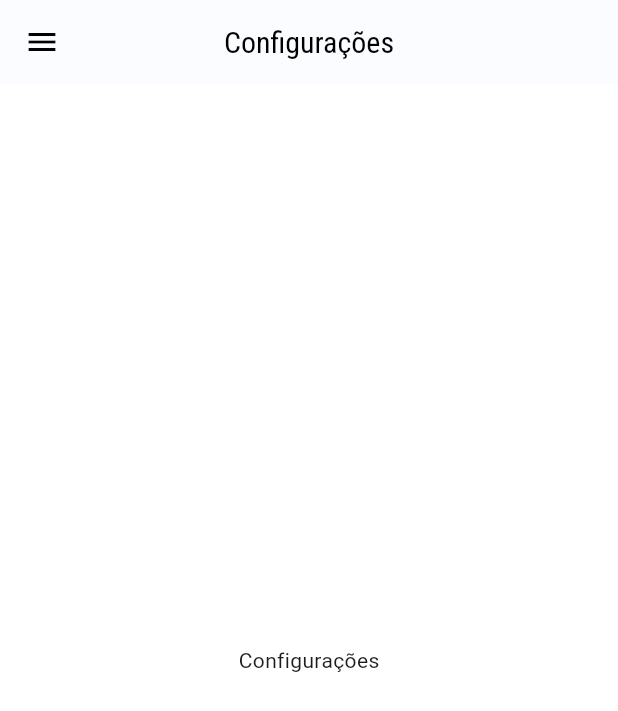
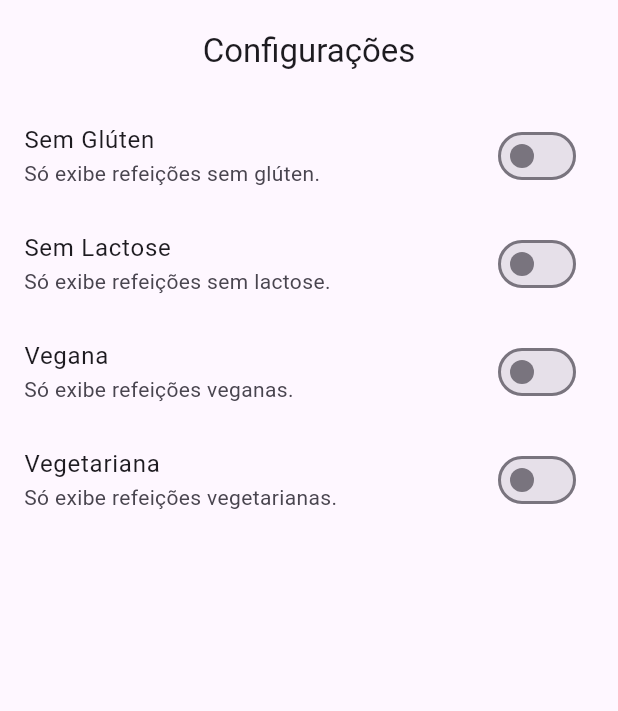
Before and after one commit to GoedertDalmolin/meals, a Flutter app: the screen it shows after launch, in the side drawer, after a tap on "Configurações", on a phone screen of 412 x 824 dp. Shown: the top 711 px of the screen. Run offline on Flutter 3.47's test engine with Material 3 defaults, Android fonts, the phone set to English and light mode, and no system bars; our stand-ins replace google_fonts.

Commit message:
Creating settings screen for data filtering.

```diff
--- a/lib/components/main_drawer.dart
+++ b/lib/components/main_drawer.dart
@@ -51,7 +51,7 @@ class MainDrawer extends StatelessWidget {
             Navigator.pushReplacementNamed(context, AppRoutes.home);
           }),
           _createItem(icon: Icons.settings, label: 'Configurações', onTap: () {
-            Navigator.pushReplacementNamed(context, AppRoutes.settings);
+            Navigator.pushNamed(context, AppRoutes.settings);
           }),
         ],
       ),
--- /dev/null
+++ b/lib/data/settings.dart
@@ -0,0 +1,13 @@
+class Settings {
+  bool isGlutenFree;
+  bool isVegan;
+  bool isVegetarian;
+  bool isLactoseFree;
+
+  Settings({
+    this.isGlutenFree = false,
+    this.isVegan = false,
+    this.isVegetarian = false,
+    this.isLactoseFree = false,
+  });
+}
--- a/lib/main.dart
+++ b/lib/main.dart
@@ -12,23 +12,23 @@ void main() {
 
   runApp(
     MaterialApp(
-      theme: ThemeData(
-        colorScheme: ColorScheme.fromSwatch(
-          primarySwatch: ColorsProject().primarySwatchPallet,
-          accentColor: ColorsProject.xanthous,
-          backgroundColor: ColorsProject.white,
-          // cardColor: ColorsProject.darkCyan,
-          errorColor: ColorsProject.crimson,
-          brightness: Brightness.light,
-        ),
-        appBarTheme: const AppBarTheme(backgroundColor: ColorsProject.white),
-        textTheme: ThemeData.light().textTheme.copyWith(
-              titleLarge: TextStyle(
-                fontSize: 20,
-                fontFamily: GoogleFonts.getFont('Roboto Condensed').fontFamily,
-              ),
-            ),
-      ),
+      // theme: ThemeData(
+      //   colorScheme: ColorScheme.fromSwatch(
+      //     primarySwatch: ColorsProject().primarySwatchPallet,
+      //     accentColor: ColorsProject.xanthous,
+      //     backgroundColor: ColorsProject.white,
+      //     // cardColor: ColorsProject.darkCyan,
+      //     errorColor: ColorsProject.crimson,
+      //     brightness: Brightness.light,
+      //   ),
+      //   appBarTheme: const AppBarTheme(backgroundColor: ColorsProject.white),
+      //   textTheme: ThemeData.light().textTheme.copyWith(
+      //         titleLarge: TextStyle(
+      //           fontSize: 20,
+      //           fontFamily: GoogleFonts.getFont('Roboto Condensed').fontFamily,
+      //         ),
+      //       ),
+      // ),
       routes: {
         AppRoutes.home: (context) => const TabsScreen(),
         AppRoutes.categoriesMeals: (context) => const CategoriesMealsScreen(),
--- a/lib/screens/meal_detail_screen.dart
+++ b/lib/screens/meal_detail_screen.dart
@@ -101,6 +101,12 @@ class MealDetailScreen extends StatelessWidget {
           ],
         ),
       ),
+      floatingActionButton: FloatingActionButton(
+        child: Icon(Icons.star_border),
+        onPressed: () {
+          Navigator.pop(context);
+        },
+      ),
     );
   }
 }
--- a/lib/screens/settings_screen.dart
+++ b/lib/screens/settings_screen.dart
@@ -1,19 +1,96 @@
 import 'package:flutter/material.dart';
 import 'package:meals/components/main_drawer.dart';
+import 'package:meals/data/settings.dart';
 
-class SettingsScreen extends StatelessWidget {
+class SettingsScreen extends StatefulWidget {
   const SettingsScreen({super.key});
+
+  @override
+  State<SettingsScreen> createState() => _SettingsScreenState();
+}
+
+class _SettingsScreenState extends State<SettingsScreen> {
+  Widget _createSwitch({
+    required String title,
+    required String subTitle,
+    required bool value,
+    required Function(bool) onChanged,
+  }) {
+    return SwitchListTile.adaptive(
+      title: Text(title),
+      subtitle: Text(subTitle),
+      value: value,
+      onChanged: onChanged,
+    );
+  }
+
+  var settings = Settings();
 
   @override
   Widget build(BuildContext context) {
     return Scaffold(
-      appBar: AppBar(
-        title: const Text('Configurações'),
-        centerTitle: true,
-      ),
+      // appBar: AppBar(
+      //   title: const Text('Configurações'),
+      //   centerTitle: true,
+      // ),
       drawer: MainDrawer(),
-      body: const Center(
-        child: Text('Configurações'),
+      body: Column(
+        children: [
+          Container(
+            padding: EdgeInsets.all(20),
+            child: Text(
+              'Configurações',
+              style: Theme.of(context).textTheme.titleLarge,
+            ),
+          ),
+          Expanded(
+              child: ListView(
+            children: [
+              _createSwitch(
+                title: 'Sem Glúten',
+                subTitle: 'Só exibe refeições sem glúten.',
+                value: settings.isGlutenFree,
+                onChanged: (value) {
+                  setState(() {
+                    settings.isGlutenFree = value;
+                  });
+                },
+              ),
+              _createSwitch(
+                title: 'Sem Lactose',
+                subTitle: 'Só exibe refeições sem lactose.',
+                value: settings.isLactoseFree,
+                onChanged: (value) {
+                  setState(() {
+                    settings.isLactoseFree = value;
+                  });
+                },
+              ),
+              _createSwitch(
+                title: 'Vegana',
+                subTitle: 'Só exibe refeições veganas.',
+                value: settings.isVegan,
+                onChanged: (value) {
+                  setState(() {
+                    settings.isVegan = value;
+                  });
+                },
+              ),
+
+              _createSwitch(
+                title: 'Vegetariana',
+                subTitle: 'Só exibe refeições vegetarianas.',
+                value: settings.isVegetarian,
+                onChanged: (value) {
+                  setState(() {
+                    settings.isVegetarian = value;
+                  });
+                },
+              ),
+
+            ],
+          ))
+        ],
       ),
     );
   }
```
